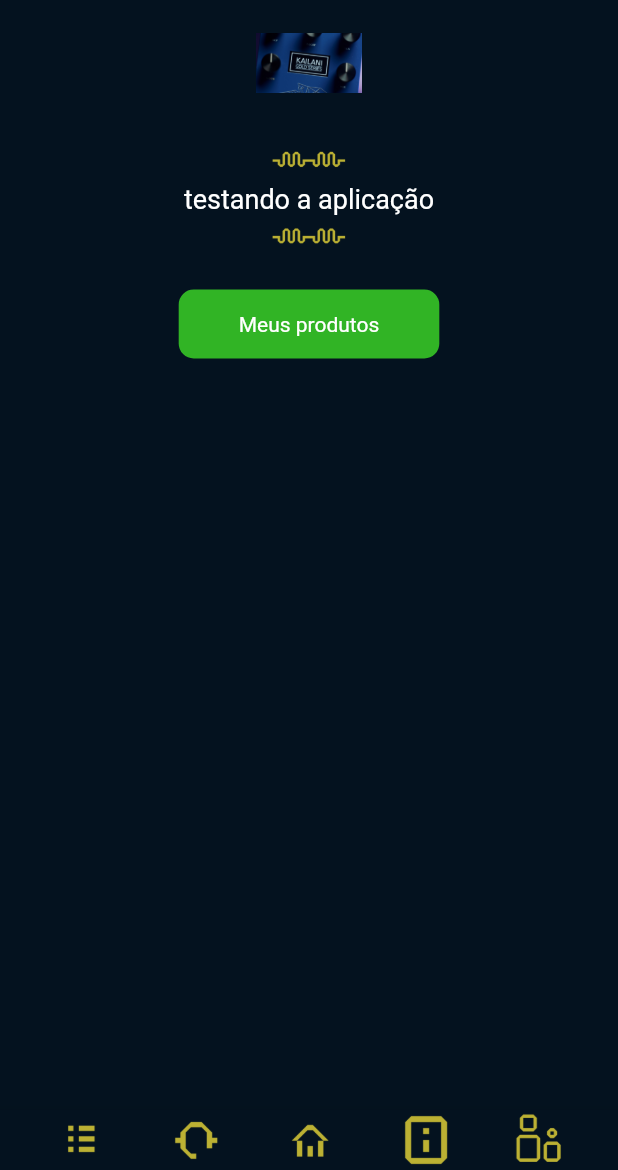
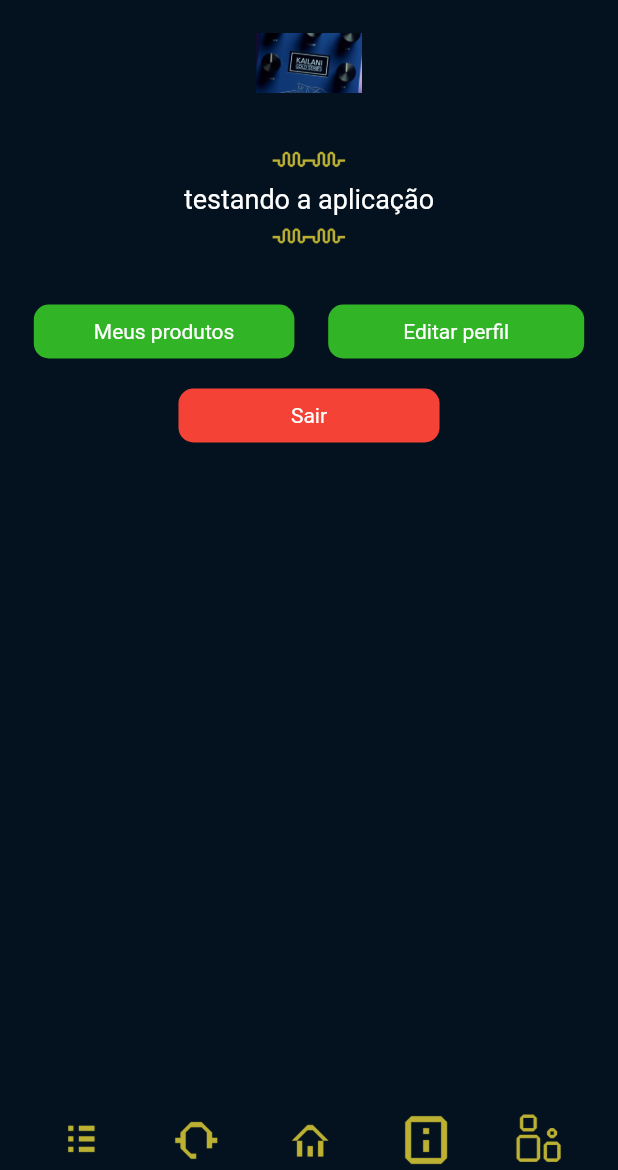
Before and after one commit to gierot/PI_5, a Flutter app: the MyPerfil screen opened directly, on a phone screen of 412 x 824 dp, the part 66-1236 px from its top. Run offline on Flutter 3.47's test engine with Material 2 defaults, Android fonts, the phone set to English and light mode, and no system bars; our stand-ins replace flutter_secure_storage, youtube_player_flutter; accounts and stored records are empty.

Commit message:
comido do login e produtos

```diff
--- a/app_vtr/lib/login.dart
+++ b/app_vtr/lib/login.dart
@@ -46,7 +46,7 @@ class _LoginPage extends State<LoginPage> {
             width: 300, // Define um tamanho fixo para o SnackBar
             child: const Text(
               'Login/Senha incorretos.\nPor favor, tente novamente.',
-              textAlign:TextAlign.center,
+              textAlign: TextAlign.center,
               style: TextStyle(color: Colors.white, fontSize: 16),
             ),
           ),
--- a/app_vtr/lib/main.dart
+++ b/app_vtr/lib/main.dart
@@ -1,10 +1,8 @@
 import 'package:flutter/material.dart';
 import 'package:app_vtr/login.dart';
 import 'package:app_vtr/about/about.dart';
-import 'package:shared_preferences/shared_preferences.dart';
 
-void main()  async {
+void main() {
   WidgetsFlutterBinding.ensureInitialized();
-  var prefs = await SharedPreferences.getInstance();
   1 < 3 ? runApp(const Login()) : runApp(const About());
 }
--- a/app_vtr/lib/perfil/perfil.dart
+++ b/app_vtr/lib/perfil/perfil.dart
@@ -1,9 +1,12 @@
 import 'package:flutter/material.dart';
+import 'package:app_vtr/data_user.dart';
 import 'package:app_vtr/top.dart';
 import 'package:app_vtr/buttons.dart';
 import 'package:app_vtr/setting.dart';
 import 'package:app_vtr/contact/contact.dart';
+import 'package:app_vtr/login.dart';
 
+DataUser user_vtr = DataUser();
 Settings settings = Settings();
 
 class Perfil extends StatelessWidget {
@@ -23,6 +26,10 @@ class MyPerfil extends StatefulWidget {
 }
 
 class Perfil_user extends State<MyPerfil> {
+  logout() {
+    user_vtr.destroyUser();
+    Navigator.push(context, MaterialPageRoute(builder: (context) => const Login()));
+  }
 
   @override
   Widget build(BuildContext context) {
@@ -40,25 +47,72 @@ class Perfil_user extends State<MyPerfil> {
             margin: const EdgeInsets.symmetric(vertical: 20),
             child: Column(
               children: [
-                  Image.asset('imagens/25.png', height: 30,),
-                  const Text('testando a aplicação', style: TextStyle(color: Colors.white, fontSize: 18)),
-                  Image.asset('imagens/25.png', height: 30,)
+                Image.asset(
+                  'imagens/25.png',
+                  height: 30,
+                ),
+                const Text('testando a aplicação',
+                    style: TextStyle(color: Colors.white, fontSize: 18)),
+                Image.asset(
+                  'imagens/25.png',
+                  height: 30,
+                )
               ],
-              ) ,
+            ),
+          ),
+          Row(
+            mainAxisAlignment: MainAxisAlignment.spaceEvenly,
+            children: [
+              Container(
+                  decoration: BoxDecoration(
+                      borderRadius: BorderRadius.circular(10),
+                      color: settings.getColor('green_btn')),
+                  padding:
+                      const EdgeInsets.symmetric(vertical: 10, horizontal: 40),
+                  margin: const EdgeInsets.symmetric(vertical: 10),
+                  child: GestureDetector(
+                    onTap: () => Navigator.push(
+                        context,
+                        MaterialPageRoute(
+                            builder: (context) => const Contact())),
+                    child: const Text(
+                      'Meus produtos',
+                      style: TextStyle(color: Colors.white),
+                    ),
+                  )),
+              Container(
+                  decoration: BoxDecoration(
+                      borderRadius: BorderRadius.circular(10),
+                      color: settings.getColor('green_btn')),
+                  padding:
+                      const EdgeInsets.symmetric(vertical: 10, horizontal: 50),
+                  margin: const EdgeInsets.symmetric(vertical: 10),
+                  child: GestureDetector(
+                    onTap: () => Navigator.push(
+                        context,
+                        MaterialPageRoute(
+                            builder: (context) => const Contact())),
+                    child: const Text(
+                      'Editar perfil',
+                      style: TextStyle(color: Colors.white),
+                    ),
+                  )),
+            ],
           ),
           Container(
               decoration: BoxDecoration(
-                borderRadius: BorderRadius.circular(10),
-                color: settings.getColor('green_btn')
+                  borderRadius: BorderRadius.circular(10), color: Colors.red),
+              padding: const EdgeInsets.symmetric(vertical: 10, horizontal: 75),
+              margin: const EdgeInsets.symmetric(vertical: 10),
+              child: GestureDetector(
+                onTap: () => logout(),
+                //Navigator.push(context,
+                //    MaterialPageRoute(builder: (context) => const Contact())),
+                child: const Text(
+                  'Sair',
+                  style: TextStyle(color: Colors.white),
                 ),
-              padding: const EdgeInsets.symmetric(vertical: 15, horizontal: 40),
-              child: GestureDetector(
-                onTap: ()=> Navigator.push(context,
-                  MaterialPageRoute(builder: (context) => const Contact())
-                ),
-                child: const Text('Meus produtos', style: TextStyle(color: Colors.white),),
-              )
-            ),
+              )),
           // Container(
           //   padding: const EdgeInsets.symmetric(vertical: 20),
           //   child: GestureDetector(
@@ -66,8 +120,7 @@ class Perfil_user extends State<MyPerfil> {
           //   ),
           // )
         ],
-        )
-      ),
+      )),
       bottomNavigationBar: BottomAppBar(
           color: settings.getColor('background'),
           height: 40,
--- a/app_vtr/lib/register.dart
+++ b/app_vtr/lib/register.dart
@@ -41,7 +41,7 @@ class _RegisterPage extends State<RegisterPage> {
     };
 
     var response = await settings.registerUser(body);
-    if(response == false){
+    if(!response){
       Navigator.push(context,MaterialPageRoute(builder: (context) => const About()));
     }
     ScaffoldMessenger.of(context).showSnackBar(
--- a/app_vtr/pubspec.yaml
+++ b/app_vtr/pubspec.yaml
@@ -40,6 +40,7 @@ dependencies:
   oauth2_client: ^3.2.1
   http: ^0.13.6
   shared_preferences: ^2.1.1
+  flutter_secure_storage: ^8.0.0
 
 dev_dependencies:
   flutter_test:
```
Also changed, not shown: app_vtr/lib/data_user.dart (+11 -6 lines), app_vtr/lib/setting.dart (+9 -0 lines), app_vtr/pubspec.lock. Lines whose indentation alone changed are shown as unchanged.
